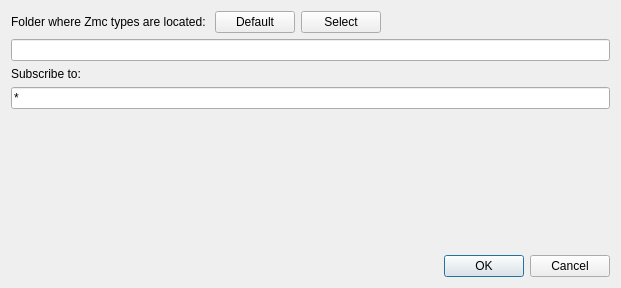
First picture: the form in plotjuggler_plugins/DataStreamZcm/datastream_zcm.ui, repository yuanzhongqiao/PlotJuggler, before the edit.
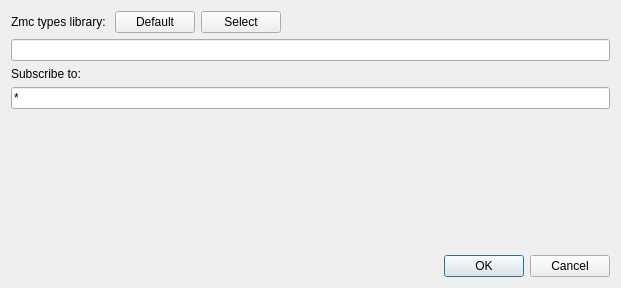
Second picture: the form after the edit.

Commit message: ZCM works, with single type file

```diff
--- a/plotjuggler_plugins/DataStreamZcm/datastream_zcm.ui
+++ b/plotjuggler_plugins/DataStreamZcm/datastream_zcm.ui
@@ -19,7 +19,7 @@
      <item>
       <widget class="QLabel" name="label">
        <property name="text">
-        <string>Folder where Zmc types are located: </string>
+        <string>Zmc types library: </string>
        </property>
       </widget>
      </item>
```
Left out of the diff: 37 changed lines with no effect on the pictures. The commit also changes 3 other files.
